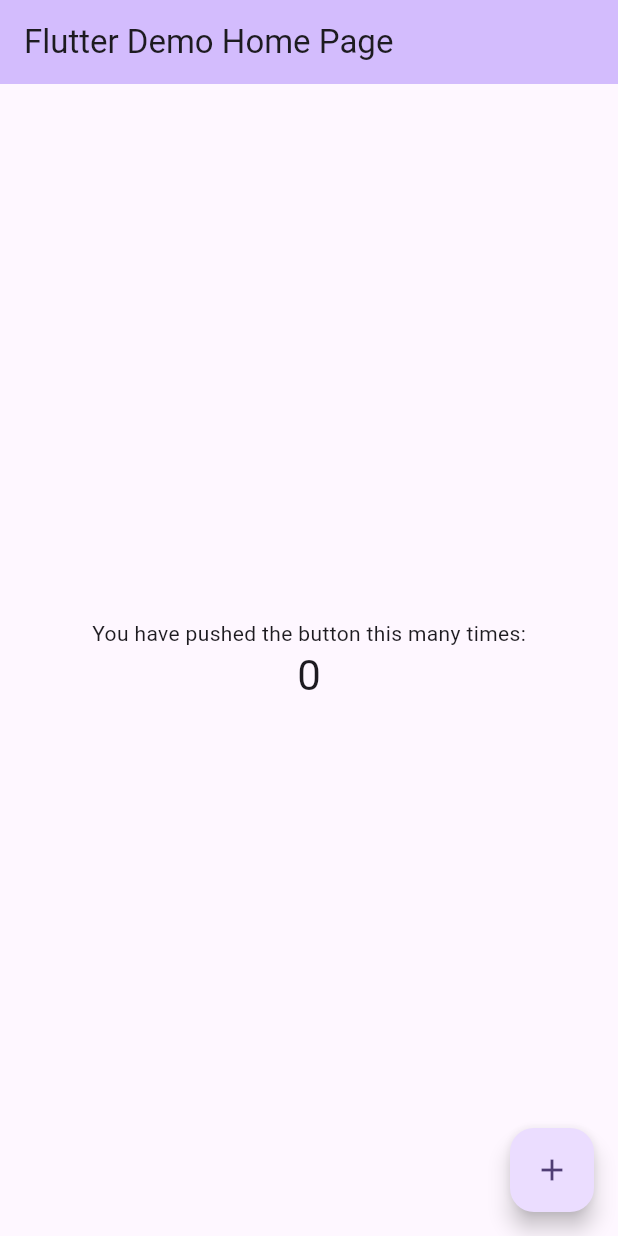
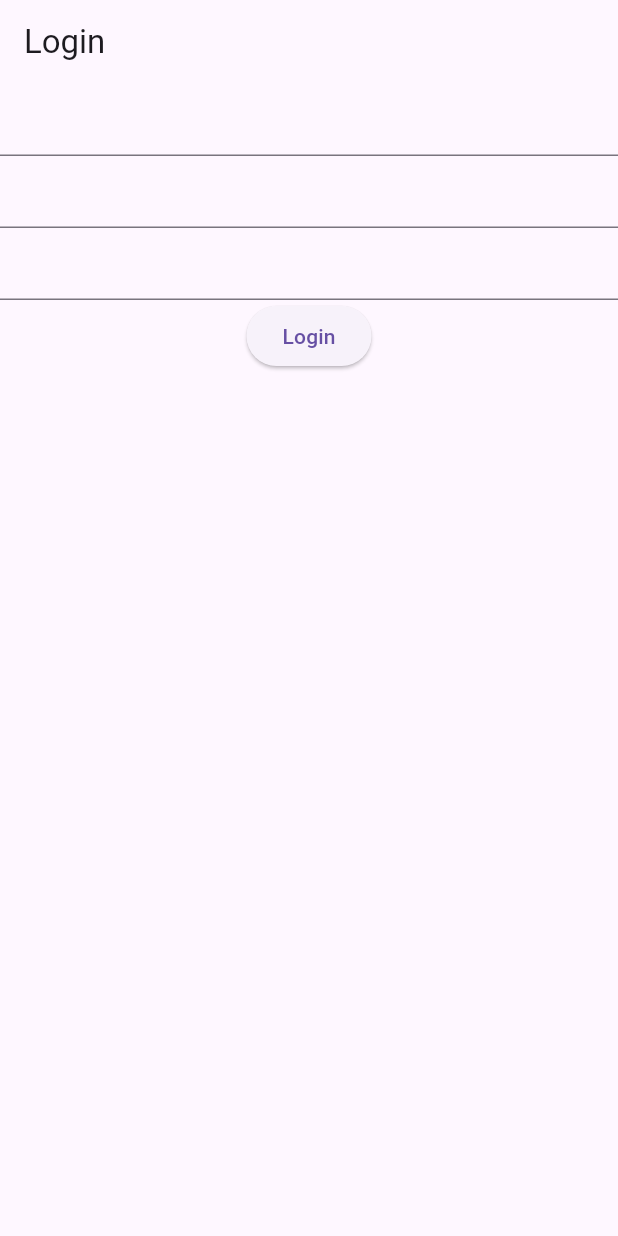
Before and after one commit to dallelaste0105/Atena, a Flutter app: the screen it shows after launch, on a phone screen of 412 x 824 dp. Run offline on Flutter 3.47's test engine with Material 3 defaults, Android fonts, the phone set to English and light mode, and no system bars.

```diff
--- a/flutter_app/lib/main.dart
+++ b/flutter_app/lib/main.dart
@@ -1,122 +1,14 @@
 import 'package:flutter/material.dart';
+import 'package:flutter_app/views/loginView.dart';
 
-void main() {
-  runApp(const MyApp());
-}
+void main() => runApp(MyApp());
 
 class MyApp extends StatelessWidget {
-  const MyApp({super.key});
-
-  // This widget is the root of your application.
   @override
   Widget build(BuildContext context) {
     return MaterialApp(
-      title: 'Flutter Demo',
-      theme: ThemeData(
-        // This is the theme of your application.
-        //
-        // TRY THIS: Try running your application with "flutter run". You'll see
-        // the application has a purple toolbar. Then, without quitting the app,
-        // try changing the seedColor in the colorScheme below to Colors.green
-        // and then invoke "hot reload" (save your changes or press the "hot
-        // reload" button in a Flutter-supported IDE, or press "r" if you used
-        // the command line to start the app).
-        //
-        // Notice that the counter didn't reset back to zero; the application
-        // state is not lost during the reload. To reset the state, use hot
-        // restart instead.
-        //
-        // This works for code too, not just values: Most code changes can be
-        // tested with just a hot reload.
-        colorScheme: ColorScheme.fromSeed(seedColor: Colors.deepPurple),
-      ),
-      home: const MyHomePage(title: 'Flutter Demo Home Page'),
+      debugShowCheckedModeBanner: false,
+      home: loginView()
     );
   }
 }
-
-class MyHomePage extends StatefulWidget {
-  const MyHomePage({super.key, required this.title});
-
-  // This widget is the home page of your application. It is stateful, meaning
-  // that it has a State object (defined below) that contains fields that affect
-  // how it looks.
-
-  // This class is the configuration for the state. It holds the values (in this
-  // case the title) provided by the parent (in this case the App widget) and
-  // used by the build method of the State. Fields in a Widget subclass are
-  // always marked "final".
-
-  final String title;
-
-  @override
-  State<MyHomePage> createState() => _MyHomePageState();
-}
-
-class _MyHomePageState extends State<MyHomePage> {
-  int _counter = 0;
-
-  void _incrementCounter() {
-    setState(() {
-      // This call to setState tells the Flutter framework that something has
-      // changed in this State, which causes it to rerun the build method below
-      // so that the display can reflect the updated values. If we changed
-      // _counter without calling setState(), then the build method would not be
-      // called again, and so nothing would appear to happen.
-      _counter++;
-    });
-  }
-
-  @override
-  Widget build(BuildContext context) {
-    // This method is rerun every time setState is called, for instance as done
-    // by the _incrementCounter method above.
-    //
-    // The Flutter framework has been optimized to make rerunning build methods
-    // fast, so that you can just rebuild anything that needs updating rather
-    // than having to individually change instances of widgets.
-    return Scaffold(
-      appBar: AppBar(
-        // TRY THIS: Try changing the color here to a specific color (to
-        // Colors.amber, perhaps?) and trigger a hot reload to see the AppBar
-        // change color while the other colors stay the same.
-        backgroundColor: Theme.of(context).colorScheme.inversePrimary,
-        // Here we take the value from the MyHomePage object that was created by
-        // the App.build method, and use it to set our appbar title.
-        title: Text(widget.title),
-      ),
-      body: Center(
-        // Center is a layout widget. It takes a single child and positions it
-        // in the middle of the parent.
-        child: Column(
-          // Column is also a layout widget. It takes a list of children and
-          // arranges them vertically. By default, it sizes itself to fit its
-          // children horizontally, and tries to be as tall as its parent.
-          //
-          // Column has various properties to control how it sizes itself and
-          // how it positions its children. Here we use mainAxisAlignment to
-          // center the children vertically; the main axis here is the vertical
-          // axis because Columns are vertical (the cross axis would be
-          // horizontal).
-          //
-          // TRY THIS: Invoke "debug painting" (choose the "Toggle Debug Paint"
-          // action in the IDE, or press "p" in the console), to see the
-          // wireframe for each widget.
-          mainAxisAlignment: MainAxisAlignment.center,
-          children: <Widget>[
-            const Text('You have pushed the button this many times:'),
-            Text(
-              '$_counter',
-              style: Theme.of(context).textTheme.headlineMedium,
-            ),
-          ],
-        ),
-      ),
-      floatingActionButton: FloatingActionButton(
-        onPressed: _incrementCounter,
-        tooltip: 'Increment',
-        child: const Icon(Icons.add),
-      ), // This trailing comma makes auto-formatting nicer for build methods.
-    );
-  }
-}
--- /dev/null
+++ b/flutter_app/lib/views/loginView.dart
@@ -0,0 +1,29 @@
+import 'package:flutter/material.dart';
+import 'package:flutter_app/viewModels/loginViewModel.dart';
+
+int id = 0;
+final TextEditingController name = TextEditingController();
+final TextEditingController email = TextEditingController();
+final TextEditingController password = TextEditingController();
+
+class loginView extends StatefulWidget {
+  @override
+  _loginViewState createState() => _loginViewState();
+}
+
+class _loginViewState extends State<loginView> {
+  @override
+  Widget build(BuildContext context) {
+    return Scaffold(
+      appBar: AppBar(title: Text('Login')),
+      body: Center(child: Column(
+        children: [
+          TextField(controller: name),
+          TextField(controller: email),
+          TextField(controller: password),
+          ElevatedButton(onPressed: (){login(id, name.text, email.text, password.text);}, child: Text('Login'))
+        ]
+      )
+      ),
+    );
+  }}
--- a/flutter_app/pubspec.yaml
+++ b/flutter_app/pubspec.yaml
@@ -30,6 +30,7 @@ environment:
 dependencies:
   flutter:
     sdk: flutter
+  http: ^0.13.6
 
   # The following adds the Cupertino Icons font to your application.
   # Use with the CupertinoIcons class for iOS style icons.
```
Also changed, not shown: flutter_app/lib/models/userModel.dart (added, +8 -0 lines), flutter_app/lib/viewModels/loginViewModel.dart (added, +11 -0 lines), flutter_app/pubspec.lock, 4 other files.
